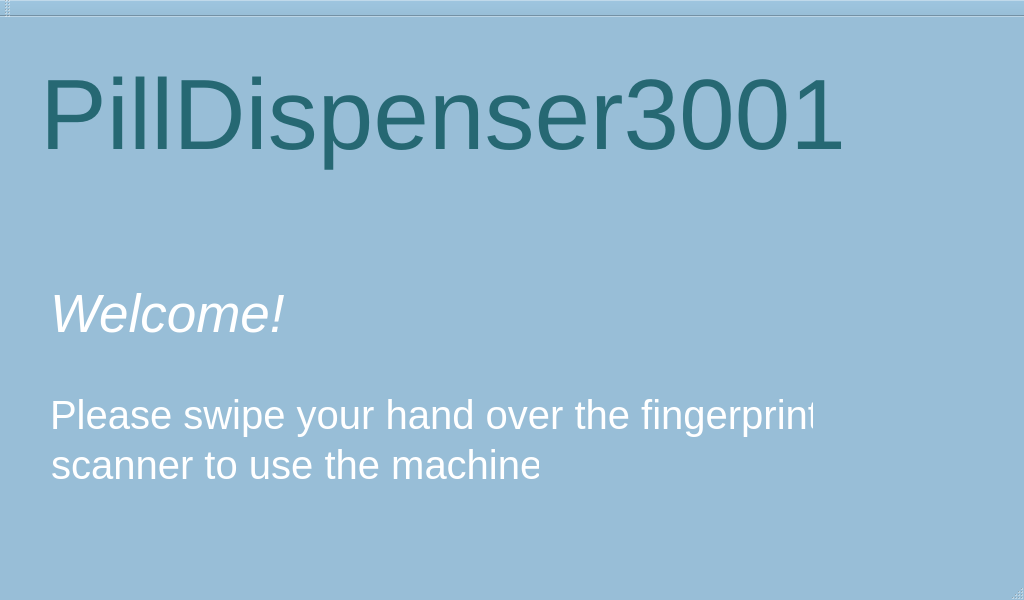
The window that DesignAfGui/Idle.ui (BjornNorgaard/DuckMaster3001) describes before a commit, drawn with Qt 5.
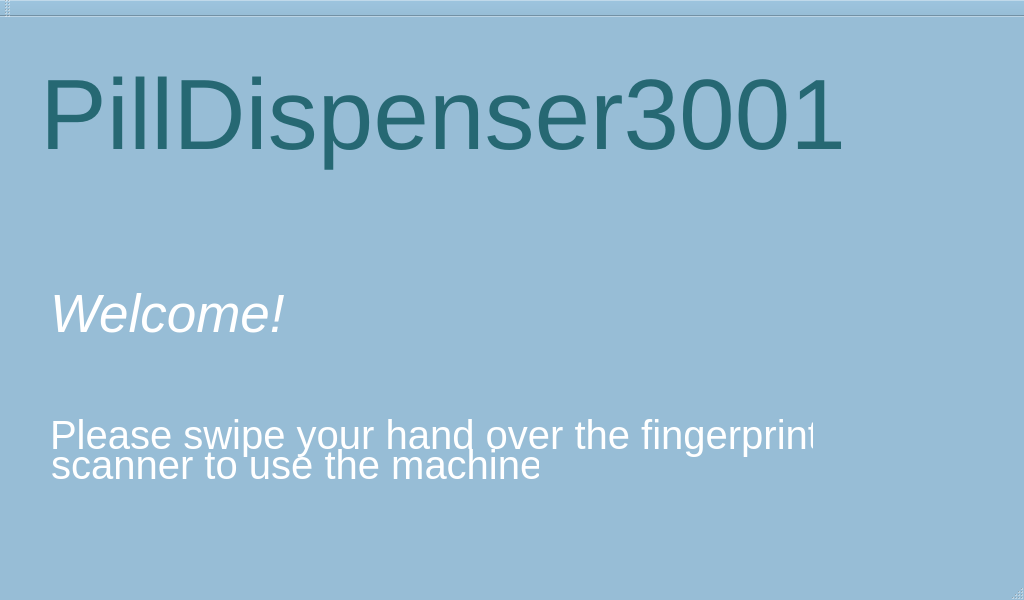
The same window after the commit.

```diff
--- a/DesignAfGui/Idle.ui
+++ b/DesignAfGui/Idle.ui
@@ -28,9 +28,9 @@
      <colorrole role="Window">
       <brush brushstyle="SolidPattern">
        <color alpha="255">
-        <red>152</red>
-        <green>190</green>
-        <blue>215</blue>
+        <red>151</red>
+        <green>189</green>
+        <blue>214</blue>
        </color>
       </brush>
      </colorrole>
@@ -48,9 +48,9 @@
      <colorrole role="Window">
       <brush brushstyle="SolidPattern">
        <color alpha="255">
-        <red>152</red>
-        <green>190</green>
-        <blue>215</blue>
+        <red>151</red>
+        <green>189</green>
+        <blue>214</blue>
        </color>
       </brush>
      </colorrole>
@@ -59,18 +59,18 @@
      <colorrole role="Base">
       <brush brushstyle="SolidPattern">
        <color alpha="255">
-        <red>152</red>
-        <green>190</green>
-        <blue>215</blue>
+        <red>151</red>
+        <green>189</green>
+        <blue>214</blue>
        </color>
       </brush>
      </colorrole>
      <colorrole role="Window">
       <brush brushstyle="SolidPattern">
        <color alpha="255">
-        <red>152</red>
-        <green>190</green>
-        <blue>215</blue>
+        <red>151</red>
+        <green>189</green>
+        <blue>214</blue>
        </color>
       </brush>
      </colorrole>
@@ -555,7 +555,7 @@
     <property name="geometry">
      <rect>
       <x>50</x>
-      <y>370</y>
+      <y>390</y>
       <width>763</width>
       <height>55</height>
      </rect>
```
